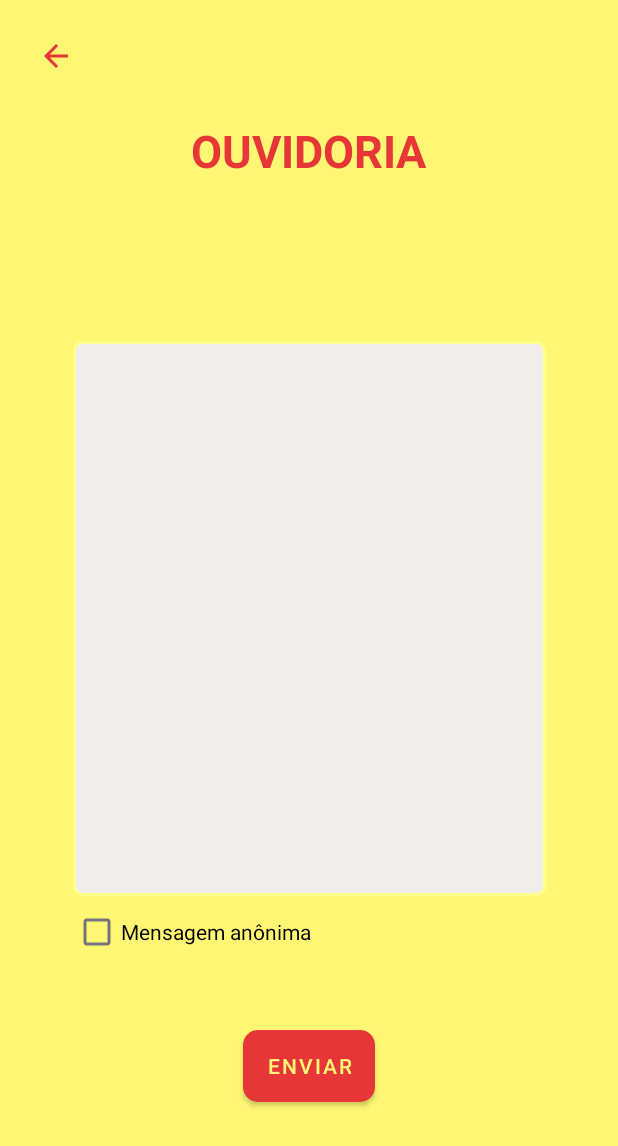
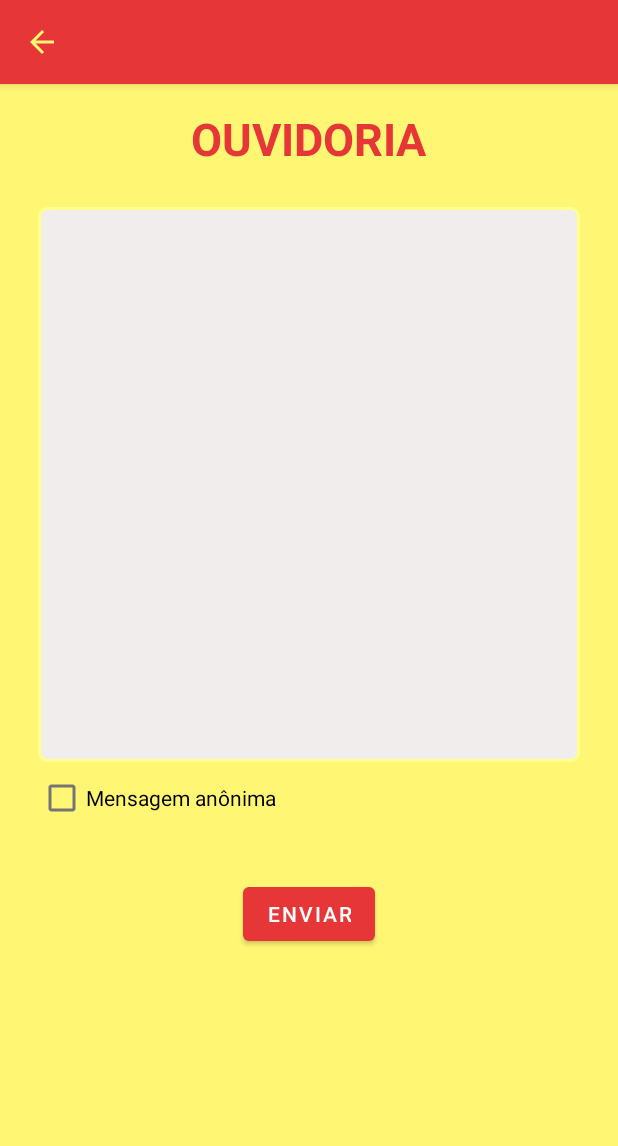
Before and after one commit to CristianeMaragno/PD2-ProfessorApp, an Android app: the OuvidoriaActivity screen opened directly, with no data from a screen before it, on a phone screen of 412 x 824 dp. Shown: the top 1146 px of the screen. Run offline under Robolectric (Android 15) with nearby library versions, the phone set to English and light mode, and no system bars; our stand-ins replace Firebase (no records; nobody signed in at launch, a user with empty details on screens opened directly).

Commit message:
Refactor layout of ouvidoria screen

```diff
--- a/app/src/main/java/com/cristianerm/pd2professor/OuvidoriaActivity.java
+++ b/app/src/main/java/com/cristianerm/pd2professor/OuvidoriaActivity.java
@@ -25,7 +25,7 @@ import java.util.Date;
 
 public class OuvidoriaActivity extends AppCompatActivity {
 
-    ImageButton voltar;
+    //ImageButton voltar;
     EditText mensagemOuvidoria;
     CheckBox mensagemAnonima;
     Button enviar;
@@ -43,7 +43,7 @@ public class OuvidoriaActivity extends AppCompatActivity {
         super.onCreate(savedInstanceState);
         setContentView(R.layout.activity_ouvidoria);
 
-        voltar = (ImageButton) findViewById(R.id.buttonVoltarOuvidoria);
+        //voltar = (ImageButton) findViewById(R.id.buttonVoltarOuvidoria);
         mensagemOuvidoria = (EditText) findViewById(R.id.editTextOuvidoria);
         mensagemAnonima = (CheckBox) findViewById(R.id.checkBoxOuvidoria);
         enviar = (Button) findViewById(R.id.buttonOuvidoria);
@@ -65,14 +65,14 @@ public class OuvidoriaActivity extends AppCompatActivity {
             }
         };
 
-        voltar.setOnClickListener(new View.OnClickListener() {
+        /*voltar.setOnClickListener(new View.OnClickListener() {
             @Override
             public void onClick(View v) {
                 Intent i;
                 i = new Intent(OuvidoriaActivity.this, MenuActivity.class);
                 startActivity(i);
             }
-        });
+        }); */
 
         enviar.setOnClickListener(new View.OnClickListener() {
             @Override
--- a/app/src/main/res/layout-land/activity_ouvidoria.xml
+++ /dev/null
@@ -1,86 +0,0 @@
-<?xml version="1.0" encoding="utf-8"?>
-<androidx.constraintlayout.widget.ConstraintLayout xmlns:android="http://schemas.android.com/apk/res/android"
-    xmlns:app="http://schemas.android.com/apk/res-auto"
-    xmlns:tools="http://schemas.android.com/tools"
-    android:layout_width="match_parent"
-    android:layout_height="match_parent"
-    android:background="@color/Amarelo"
-    tools:context=".OuvidoriaActivity">
-
-    <ImageButton
-        android:id="@+id/buttonVoltarOuvidoria"
-        android:layout_width="wrap_content"
-        android:layout_height="wrap_content"
-        android:layout_marginStart="25dp"
-        android:layout_marginLeft="25dp"
-        android:layout_marginTop="25dp"
-        app:layout_constraintStart_toStartOf="parent"
-        app:layout_constraintTop_toTopOf="parent"
-        app:srcCompat="?attr/homeAsUpIndicator"
-        android:tint="@color/Vermelho"
-        android:background="@null"/>
-
-    <TextView
-        android:id="@+id/textView22"
-        android:layout_width="wrap_content"
-        android:layout_height="wrap_content"
-        android:layout_marginTop="80dp"
-        android:text="OUVIDORIA"
-        android:textColor="@color/Vermelho"
-        android:textSize="30sp"
-        android:textStyle="bold"
-        app:layout_constraintEnd_toEndOf="parent"
-        app:layout_constraintStart_toStartOf="parent"
-        app:layout_constraintTop_toTopOf="parent" />
-
-    <EditText
-        android:id="@+id/editTextOuvidoria"
-        android:layout_width="272dp"
-        android:layout_height="127dp"
-        android:background="@drawable/edit_box_background"
-        android:ems="10"
-        android:gravity="start|top"
-        android:inputType="textMultiLine"
-        android:paddingLeft="10dp"
-        android:paddingTop="10dp"
-        android:paddingRight="10dp"
-        android:textColor="@color/Vermelho"
-        android:textCursorDrawable="@null"
-        app:layout_constraintBottom_toBottomOf="parent"
-        app:layout_constraintEnd_toEndOf="parent"
-        app:layout_constraintHorizontal_bias="0.529"
-        app:layout_constraintStart_toStartOf="parent"
-        app:layout_constraintTop_toTopOf="parent" />
-
-    <CheckBox
-        android:id="@+id/checkBoxOuvidoria"
-        android:layout_width="wrap_content"
-        android:layout_height="wrap_content"
-        android:text="Mensagem anônima"
-        app:layout_constraintStart_toStartOf="@+id/editTextOuvidoria"
-        app:layout_constraintTop_toBottomOf="@+id/editTextOuvidoria" />
-
-    <Button
-        android:id="@+id/buttonOuvidoria"
-        android:layout_width="wrap_content"
-        android:layout_height="wrap_content"
-        android:background="@drawable/button_style"
-        android:text="Enviar"
-        android:textColor="@color/Amarelo"
-        app:layout_constraintBottom_toBottomOf="parent"
-        app:layout_constraintEnd_toEndOf="parent"
-        app:layout_constraintHorizontal_bias="0.499"
-        app:layout_constraintStart_toStartOf="parent"
-        app:layout_constraintTop_toBottomOf="@+id/editTextOuvidoria"
-        app:layout_constraintVertical_bias="0.734" />
-
-    <TextView
-        android:id="@+id/textErrorOuvidoria"
-        android:layout_width="wrap_content"
-        android:layout_height="wrap_content"
-        android:textColor="@color/Vermelho"
-        app:layout_constraintStart_toStartOf="@+id/checkBoxOuvidoria"
-        app:layout_constraintTop_toBottomOf="@+id/checkBoxOuvidoria" />
-
-
-</androidx.constraintlayout.widget.ConstraintLayout>
--- a/app/src/main/res/layout/activity_ouvidoria.xml
+++ b/app/src/main/res/layout/activity_ouvidoria.xml
@@ -1,5 +1,5 @@
 <?xml version="1.0" encoding="utf-8"?>
-<androidx.constraintlayout.widget.ConstraintLayout xmlns:android="http://schemas.android.com/apk/res/android"
+<ScrollView xmlns:android="http://schemas.android.com/apk/res/android"
     xmlns:app="http://schemas.android.com/apk/res-auto"
     xmlns:tools="http://schemas.android.com/tools"
     android:layout_width="match_parent"
@@ -7,46 +7,59 @@
     android:background="@color/Amarelo"
     tools:context=".OuvidoriaActivity">
 
-    <ImageButton
-        android:id="@+id/buttonVoltarOuvidoria"
+    <LinearLayout
+        android:layout_width="match_parent"
+        android:layout_height="match_parent"
+        android:orientation="vertical">
+
+        <com.google.android.material.appbar.AppBarLayout
+            android:layout_width="match_parent"
+            android:layout_height="wrap_content">
+
+            <androidx.appcompat.widget.Toolbar
+                android:id="@+id/tool_bar_ouvidoria"
+                android:layout_width="match_parent"
+                android:layout_height="?attr/actionBarSize"
+                app:navigationIcon="@drawable/ic_arrow"
+                style="@style/Widget.MaterialComponents.Toolbar.Primary"/>
+        </com.google.android.material.appbar.AppBarLayout>
+
+        <LinearLayout
+            android:layout_width="match_parent"
+            android:layout_height="wrap_content"
+            android:clipChildren="false"
+            android:clipToPadding="false"
+            android:orientation="vertical"
+            android:paddingTop="16dp">
+
+            <TextView
+                android:id="@+id/textView3"
                 android:layout_width="wrap_content"
                 android:layout_height="wrap_content"
-        android:layout_marginStart="25dp"
-        android:layout_marginLeft="25dp"
-        android:layout_marginTop="25dp"
-        app:layout_constraintStart_toStartOf="parent"
-        app:layout_constraintTop_toTopOf="parent"
-        app:srcCompat="?attr/homeAsUpIndicator"
-        android:tint="@color/Vermelho"
-        android:background="@null"/>
-
-    <TextView
-        android:id="@+id/textView22"
-        android:layout_width="wrap_content"
-        android:layout_height="wrap_content"
-        android:layout_marginTop="80dp"
                 android:text="OUVIDORIA"
                 android:textColor="@color/Vermelho"
                 android:textSize="30sp"
                 android:textStyle="bold"
-        app:layout_constraintEnd_toEndOf="parent"
-        app:layout_constraintStart_toStartOf="parent"
-        app:layout_constraintTop_toTopOf="parent" />
+                android:layout_gravity="center"/>
+
+        </LinearLayout>
+
+        <LinearLayout
+            android:layout_width="match_parent"
+            android:layout_height="match_parent"
+            android:orientation="vertical"
+            android:layout_marginLeft="25dp"
+            android:layout_marginRight="25dp"
+            android:layout_marginTop="25dp">
 
             <EditText
                 android:id="@+id/editTextOuvidoria"
-        android:layout_width="@dimen/width_big_edittext"
+                android:layout_width="match_parent"
                 android:layout_height="@dimen/height_big_edittext"
                 android:background="@drawable/edit_box_background"
                 android:ems="10"
                 android:gravity="start|top"
                 android:inputType="textMultiLine"
-        app:layout_constraintBottom_toBottomOf="parent"
-        app:layout_constraintEnd_toEndOf="parent"
-        app:layout_constraintHorizontal_bias="0.50"
-        app:layout_constraintStart_toStartOf="parent"
-        app:layout_constraintTop_toTopOf="parent"
-        app:layout_constraintVertical_bias="0.50"
                 android:textColor="@color/Vermelho"
                 android:textCursorDrawable="@null"
                 android:paddingLeft="10dp"
@@ -57,29 +70,24 @@
                 android:id="@+id/checkBoxOuvidoria"
                 android:layout_width="wrap_content"
                 android:layout_height="wrap_content"
-        android:text="Mensagem anônima"
-        app:layout_constraintStart_toStartOf="@+id/editTextOuvidoria"
-        app:layout_constraintTop_toBottomOf="@+id/editTextOuvidoria" />
-
-    <Button
-        android:id="@+id/buttonOuvidoria"
-        android:layout_width="wrap_content"
-        android:layout_height="wrap_content"
-        android:text="Enviar"
-        app:layout_constraintBottom_toBottomOf="parent"
-        app:layout_constraintEnd_toEndOf="parent"
-        app:layout_constraintStart_toStartOf="parent"
-        app:layout_constraintTop_toBottomOf="@+id/editTextOuvidoria"
-        android:textColor="@color/Amarelo"
-        android:background="@drawable/button_style"/>
+                android:text="Mensagem anônima" />
 
             <TextView
                 android:id="@+id/textErrorOuvidoria"
                 android:layout_width="wrap_content"
                 android:layout_height="wrap_content"
-        android:textColor="@color/Vermelho"
-        app:layout_constraintStart_toStartOf="@+id/checkBoxOuvidoria"
-        app:layout_constraintTop_toBottomOf="@+id/checkBoxOuvidoria" />
+                android:textColor="@color/Vermelho"/>
 
+            <com.google.android.material.button.MaterialButton
+                android:id="@+id/buttonOuvidoria"
+                android:layout_width="wrap_content"
+                android:layout_height="wrap_content"
+                android:text="ENVIAR"
+                android:layout_gravity="center"
+                android:layout_marginTop="10dp"/>
 
-</androidx.constraintlayout.widget.ConstraintLayout>
+        </LinearLayout>
+
+    </LinearLayout>
+
+</ScrollView>
--- a/app/src/main/res/values/colors.xml
+++ b/app/src/main/res/values/colors.xml
@@ -2,7 +2,7 @@
 <resources>
     <color name="colorPrimary">#E63637</color>
     <color name="colorPrimaryDark">#BA1314</color>
-    <color name="colorAccent">#03DAC5</color>
+    <color name="colorAccent">#E63637</color>
     <color name="Amarelo">#FFF674</color>
     <color name="Amarelo2">#ffff8c</color>
     <color name="Vermelho">#E63637</color>
```
Lines whose indentation alone changed are shown as unchanged.
